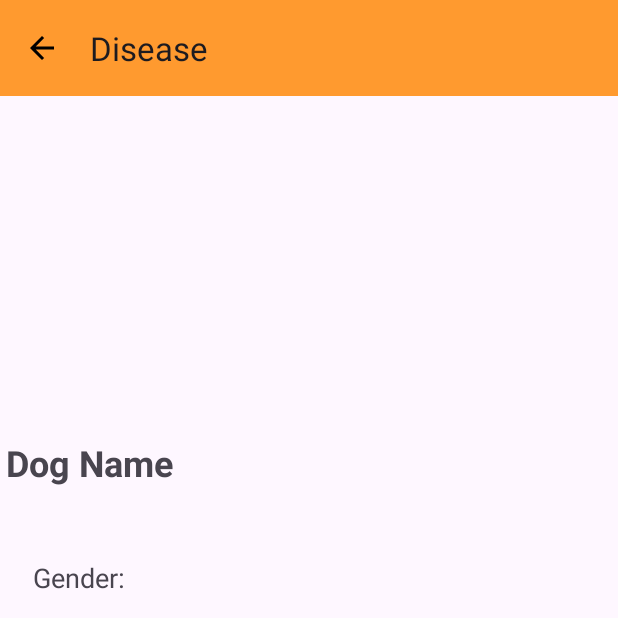
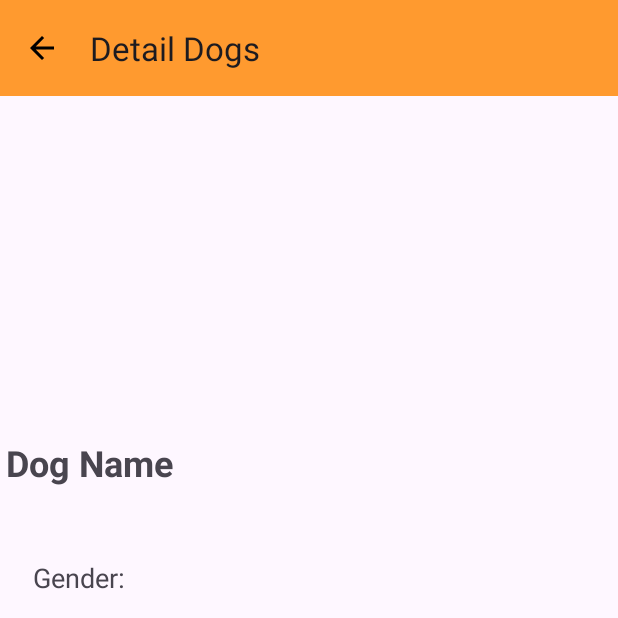
Before and after one commit to Carepet-ID/carepet-id-android, an Android app: the DogsDetailActivity screen opened directly, with no data from a screen before it, on a phone screen of 412 x 824 dp, the top half of it. Run offline under Robolectric (Android 15) with nearby library versions, the phone set to English and light mode, and no system bars; pictures from the network do not load.

Commit message:
mengubah judul setiap halaman activity

```diff
--- a/app/src/main/res/layout/activity_dogs_detail.xml
+++ b/app/src/main/res/layout/activity_dogs_detail.xml
@@ -11,7 +11,7 @@
         android:layout_height="?attr/actionBarSize"
         android:background="?attr/colorSecondary"
         android:theme="@style/ThemeOverlay.AppCompat.ActionBar"
-        app:title="Disease"
+        app:title="Detail Dogs"
         app:navigationIcon="@drawable/ic_back_arrow" />
 
     <ImageView
--- a/app/src/main/res/layout/activity_medicine.xml
+++ b/app/src/main/res/layout/activity_medicine.xml
@@ -13,7 +13,7 @@
         android:background="?attr/colorSecondary"
         android:theme="@style/ThemeOverlay.AppCompat.ActionBar"
         app:layout_constraintTop_toTopOf="parent"
-        app:title="Disease"
+        app:title="Medicine"
         app:navigationIcon="@drawable/ic_back_arrow" />
 
     <androidx.recyclerview.widget.RecyclerView
```
